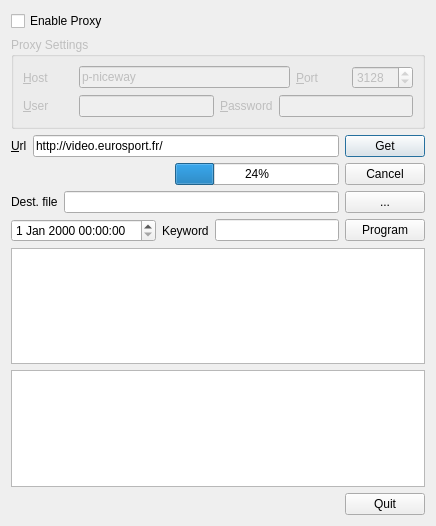
First picture: the form in dvdtools/recorder/recwnd.ui, repository rickyrockrat/dvd-tools, before the edit.
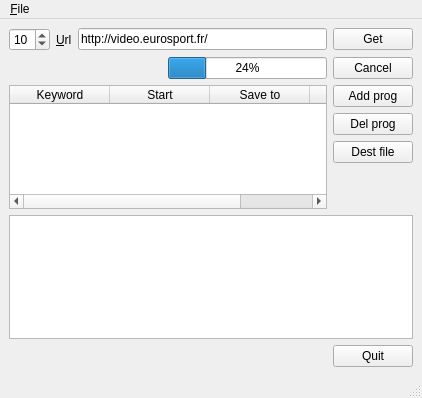
Second picture: the form after the edit.

```diff
--- a/dvdtools/recorder/recwnd.ui
+++ b/dvdtools/recorder/recwnd.ui
@@ -1,146 +1,28 @@
 <ui version="4.0" >
  <class>recWnd</class>
- <widget class="QDialog" name="recWnd" >
+ <widget class="QMainWindow" name="recWnd" >
   <property name="geometry" >
    <rect>
     <x>0</x>
     <y>0</y>
-    <width>436</width>
-    <height>526</height>
+    <width>422</width>
+    <height>398</height>
    </rect>
   </property>
-  <property name="sizePolicy" >
-   <sizepolicy vsizetype="Minimum" hsizetype="Preferred" >
-    <horstretch>0</horstretch>
-    <verstretch>0</verstretch>
-   </sizepolicy>
-  </property>
   <property name="windowTitle" >
    <string>Video Recorder</string>
   </property>
-  <layout class="QVBoxLayout" >
-   <item>
-    <widget class="QCheckBox" name="ckEnableProxy" >
-     <property name="text" >
-      <string>Enable Proxy</string>
-     </property>
-    </widget>
-   </item>
-   <item>
-    <widget class="QGroupBox" name="gbProxy" >
-     <property name="enabled" >
-      <bool>false</bool>
-     </property>
-     <property name="title" >
-      <string>Proxy Settings</string>
-     </property>
+  <widget class="QWidget" name="centralwidget" >
      <layout class="QVBoxLayout" >
       <item>
        <layout class="QHBoxLayout" >
         <item>
-         <widget class="QLabel" name="label" >
-          <property name="minimumSize" >
-           <size>
-            <width>50</width>
-            <height>0</height>
-           </size>
-          </property>
-          <property name="text" >
-           <string>&amp;Host</string>
-          </property>
-          <property name="buddy" >
-           <cstring>leProxyHost</cstring>
-          </property>
-         </widget>
-        </item>
-        <item>
-         <widget class="QLineEdit" name="leProxyHost" >
-          <property name="text" >
-           <string>p-niceway</string>
-          </property>
-         </widget>
-        </item>
-        <item>
-         <widget class="QLabel" name="label_2" >
-          <property name="sizePolicy" >
-           <sizepolicy vsizetype="Preferred" hsizetype="Maximum" >
-            <horstretch>0</horstretch>
-            <verstretch>252</verstretch>
-           </sizepolicy>
-          </property>
-          <property name="minimumSize" >
-           <size>
-            <width>50</width>
-            <height>0</height>
-           </size>
-          </property>
-          <property name="text" >
-           <string>&amp;Port</string>
-          </property>
-          <property name="buddy" >
-           <cstring>sbProxyPort</cstring>
-          </property>
-         </widget>
-        </item>
-        <item>
-         <widget class="QSpinBox" name="sbProxyPort" >
-          <property name="maximum" >
-           <number>65535</number>
-          </property>
+       <widget class="QSpinBox" name="sbNumber" >
           <property name="value" >
-           <number>3128</number>
+         <number>10</number>
           </property>
          </widget>
         </item>
-       </layout>
-      </item>
-      <item>
-       <layout class="QHBoxLayout" >
-        <item>
-         <widget class="QLabel" name="label_3" >
-          <property name="minimumSize" >
-           <size>
-            <width>50</width>
-            <height>0</height>
-           </size>
-          </property>
-          <property name="text" >
-           <string>&amp;User</string>
-          </property>
-          <property name="buddy" >
-           <cstring>leProxyUser</cstring>
-          </property>
-         </widget>
-        </item>
-        <item>
-         <widget class="QLineEdit" name="leProxyUser" />
-        </item>
-        <item>
-         <widget class="QLabel" name="label_4" >
-          <property name="minimumSize" >
-           <size>
-            <width>50</width>
-            <height>0</height>
-           </size>
-          </property>
-          <property name="text" >
-           <string>&amp;Password</string>
-          </property>
-          <property name="buddy" >
-           <cstring>leProxyPassword</cstring>
-          </property>
-         </widget>
-        </item>
-        <item>
-         <widget class="QLineEdit" name="leProxyPassword" />
-        </item>
-       </layout>
-      </item>
-     </layout>
-    </widget>
-   </item>
-   <item>
-    <layout class="QHBoxLayout" >
      <item>
       <widget class="QLabel" name="label_5" >
        <property name="text" >
@@ -201,63 +83,68 @@
    <item>
     <layout class="QHBoxLayout" >
      <item>
-      <widget class="QLabel" name="label_7" >
-       <property name="text" >
-        <string>Dest. file</string>
-       </property>
-       <property name="buddy" >
-        <cstring>leUrl</cstring>
-       </property>
-      </widget>
-     </item>
-     <item>
-      <widget class="QLineEdit" name="leDestFile" />
-     </item>
-     <item>
-      <widget class="QPushButton" name="pbSelDestFile" >
-       <property name="text" >
-        <string>...</string>
-       </property>
-      </widget>
-     </item>
-    </layout>
-   </item>
-   <item>
-    <layout class="QHBoxLayout" >
-     <item>
-      <widget class="QDateTimeEdit" name="dteStart" />
-     </item>
-     <item>
-      <widget class="QLabel" name="label_6" >
+       <widget class="QTableWidget" name="twProgs" >
+        <column>
        <property name="text" >
         <string>Keyword</string>
        </property>
-       <property name="buddy" >
-        <cstring>leUrl</cstring>
-       </property>
+        </column>
+        <column>
+         <property name="text" >
+          <string>Start</string>
+         </property>
+        </column>
+        <column>
+         <property name="text" >
+          <string>Save to</string>
+         </property>
+        </column>
+        <column>
+         <property name="text" >
+          <string>Source</string>
+         </property>
+        </column>
       </widget>
      </item>
      <item>
-      <widget class="QLineEdit" name="leKeyword" />
+       <layout class="QVBoxLayout" >
+        <item>
+         <widget class="QPushButton" name="pbAddProgram" >
+          <property name="text" >
+           <string>Add prog</string>
+          </property>
+         </widget>
      </item>
      <item>
-      <widget class="QPushButton" name="pbProgram" >
+         <widget class="QPushButton" name="pbDelProgram" >
        <property name="text" >
-        <string>Program</string>
+           <string>Del prog</string>
        </property>
       </widget>
      </item>
-    </layout>
-   </item>
    <item>
-    <widget class="QListWidget" name="lwProgs" >
-     <property name="sizePolicy" >
-      <sizepolicy vsizetype="Preferred" hsizetype="Expanding" >
-       <horstretch>0</horstretch>
-       <verstretch>0</verstretch>
-      </sizepolicy>
-     </property>
-    </widget>
+         <widget class="QPushButton" name="pbDestFile" >
+          <property name="text" >
+           <string>Dest file</string>
+          </property>
+         </widget>
+        </item>
+        <item>
+         <spacer>
+          <property name="orientation" >
+           <enum>Qt::Vertical</enum>
+          </property>
+          <property name="sizeHint" >
+           <size>
+            <width>20</width>
+            <height>31</height>
+           </size>
+          </property>
+         </spacer>
+        </item>
+       </layout>
+      </item>
+     </layout>
    </item>
    <item>
     <widget class="QListWidget" name="lwVideos" >
@@ -291,6 +178,36 @@
     </layout>
    </item>
   </layout>
+  </widget>
+  <widget class="QMenuBar" name="menubar" >
+   <property name="geometry" >
+    <rect>
+     <x>0</x>
+     <y>0</y>
+     <width>422</width>
+     <height>26</height>
+    </rect>
+   </property>
+   <widget class="QMenu" name="menu_File" >
+    <property name="title" >
+     <string>&amp;File</string>
+    </property>
+    <addaction name="aPrefs" />
+    <addaction name="aExit" />
+   </widget>
+   <addaction name="menu_File" />
+  </widget>
+  <widget class="QStatusBar" name="statusbar" />
+  <action name="aPrefs" >
+   <property name="text" >
+    <string>&amp;Preferences</string>
+   </property>
+  </action>
+  <action name="aExit" >
+   <property name="text" >
+    <string>E&amp;xit</string>
+   </property>
+  </action>
  </widget>
  <resources/>
  <connections/>
```
Left out of the diff: 2 changed lines with no effect on the pictures. Lines whose indentation alone changed are shown as unchanged.
